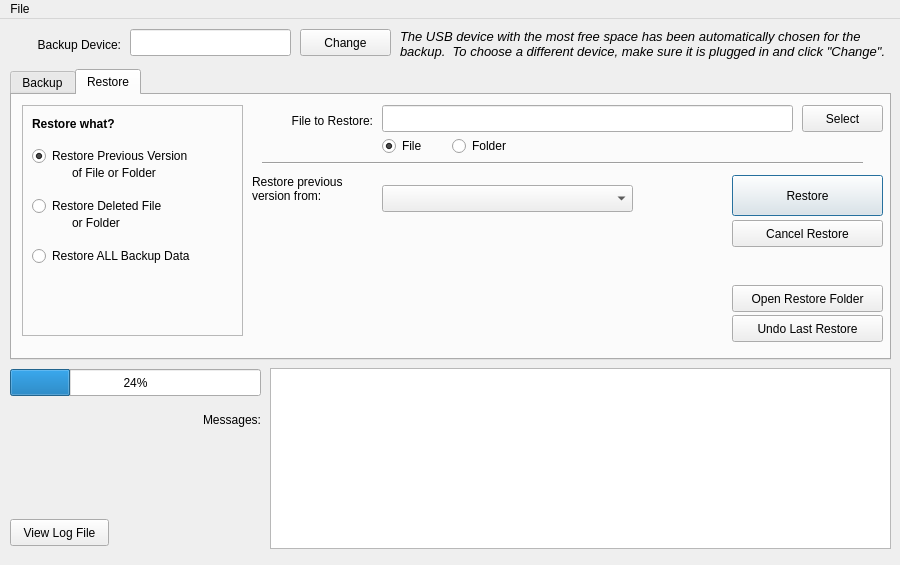
This is mainwindow.ui in wasta-linux/wasta-backup as Qt 5 draws it before an edit. The edited form follows.
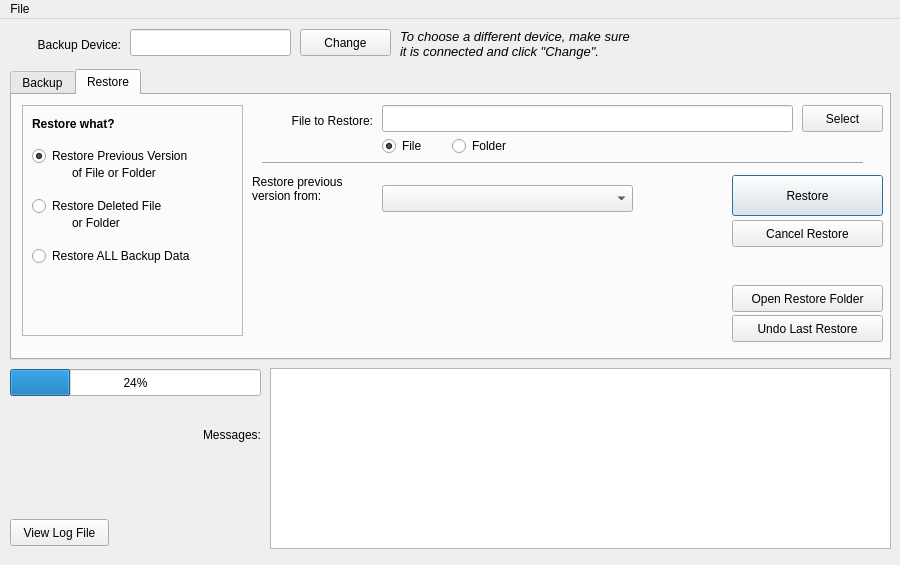
This is the edited form.

Diff of the .ui file:
```diff
--- a/mainwindow.ui
+++ b/mainwindow.ui
@@ -61,8 +61,8 @@
      <rect>
       <x>400</x>
       <y>10</y>
-      <width>491</width>
-      <height>51</height>
+      <width>231</width>
+      <height>31</height>
      </rect>
     </property>
     <property name="font">
@@ -72,7 +72,7 @@
      </font>
     </property>
     <property name="text">
-     <string>The USB device with the most free space has been automatically chosen for the backup.  To choose a different device, make sure it is plugged in and click &quot;Change&quot;.</string>
+     <string>To choose a different device, make sure it is connected and click &quot;Change&quot;.</string>
     </property>
     <property name="alignment">
      <set>Qt::AlignLeading|Qt::AlignLeft|Qt::AlignTop</set>
@@ -663,7 +663,7 @@
     <property name="geometry">
      <rect>
       <x>160</x>
-      <y>390</y>
+      <y>405</y>
       <width>101</width>
       <height>21</height>
      </rect>
```
